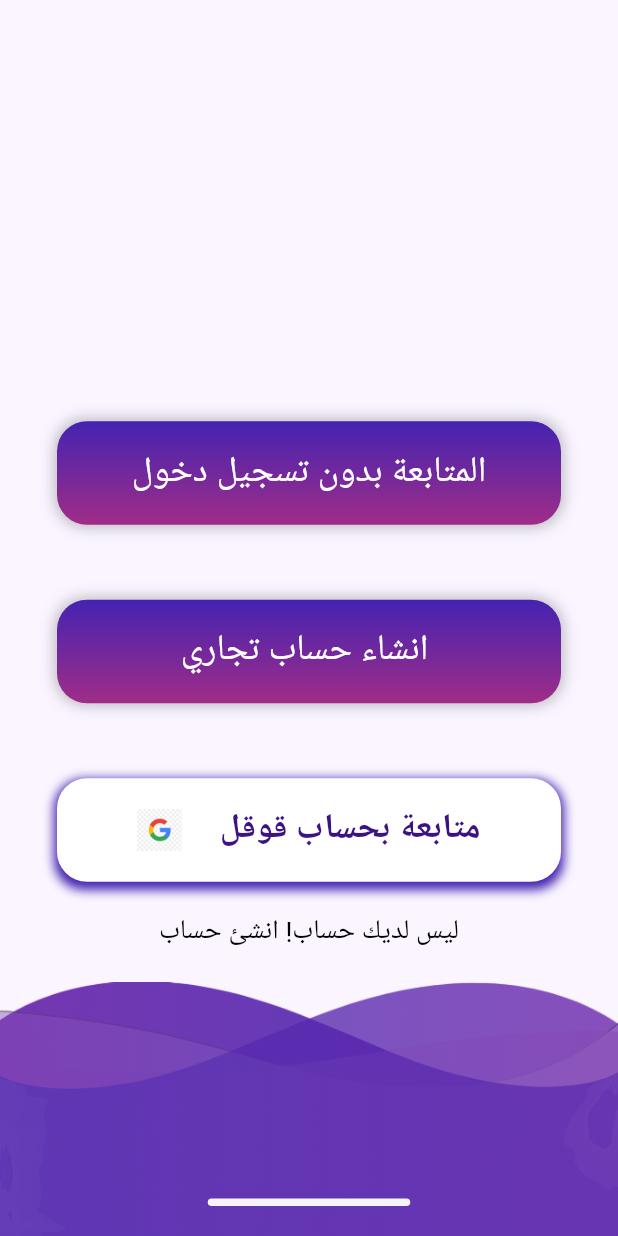
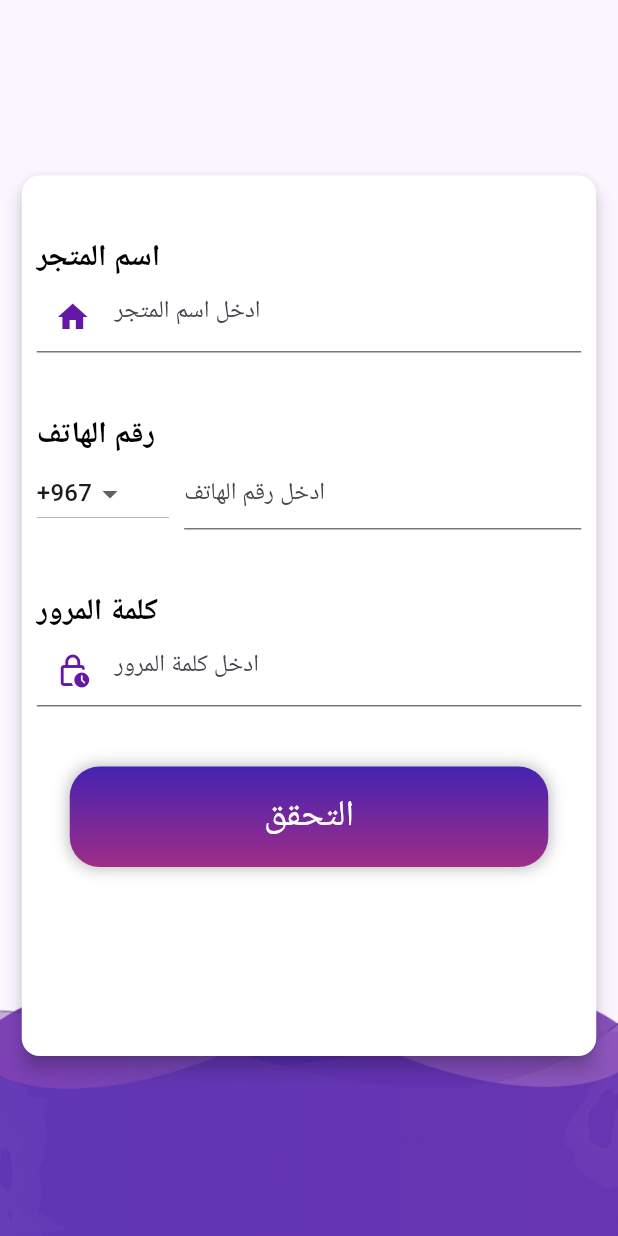
Before and after one commit to Zohoor-art/mehra_app, a Flutter app: the screen it shows after launch, on a phone screen of 412 x 824 dp. Run offline on Flutter 3.47's test engine with Material 3 defaults, Android fonts, the phone set to English and light mode, and no system bars; our stand-ins replace smooth_page_indicator; Roboto replaces fonts that are missing (Tajawal).

Commit message:
sign up pages

```diff
--- a/lib/main.dart
+++ b/lib/main.dart
@@ -1,5 +1,6 @@
 import 'package:flutter/material.dart';
 import 'package:mehra_app/modules/register/register_screen.dart';
+import 'package:mehra_app/modules/sign_up/sign_upScreen.dart';
 
 void main() {
   runApp(const MyApp());
@@ -32,7 +33,7 @@
         colorScheme: ColorScheme.fromSeed(seedColor: Colors.deepPurple),
         useMaterial3: true,
       ),
-      home: RegisterScreen(),
+      home: SignUpscreen(),
     );
   }
 }
--- a/lib/modules/register/register_screen.dart
+++ b/lib/modules/register/register_screen.dart
@@ -20,7 +20,7 @@ class RegisterScreen extends StatelessWidget {
           buildWhiteButton(text: 'متابعة بحساب قوقل',  onPressed: () {  }),
           SizedBox(height: 20), // Space between button and text
           Text(
-            'ليس لديك حساب! انشئ حساب',
+            'هل لديك حساب! تسجيل الدخول',
             style: TextStyle(
               fontSize: 18,
               color: Colors.black,
--- /dev/null
+++ b/lib/modules/sign_up/sign_upScreen.dart
@@ -0,0 +1,198 @@
+import 'package:flutter/material.dart';
+import 'package:mehra_app/shared/components/components.dart';
+import 'package:mehra_app/shared/components/constants.dart';
+
+class SignUpscreen extends StatefulWidget {
+  const SignUpscreen({super.key});
+
+  @override
+  State<SignUpscreen> createState() => _SignUpscreenState();
+}
+
+class _SignUpscreenState extends State<SignUpscreen> {
+  final _formKey = GlobalKey<FormState>();
+  String? selectedCountryCode = "+967"; // Default Yemen country code
+  final List<String> countryCodes = [
+    "+1",   // USA
+    "+44",  // UK
+    "+91",  // India
+    "+967", // Yemen
+    // Add more country codes as needed
+  ];
+
+  @override
+  Widget build(BuildContext context) {
+    return Scaffold(
+      resizeToAvoidBottomInset: false, // Prevents the card from moving up
+      body: Stack(
+        children: [
+          Container(
+            color: MyColor.lightprimaryColor, // Background color
+          ),
+          Positioned(
+            bottom: 0,
+            left: 0,
+            right: 0,
+            child: Image.asset(
+              'assets/bottom.png', // Make sure to adjust the path to the appropriate image
+              fit: BoxFit.cover,
+            ),
+          ),
+          Center(
+            child: SingleChildScrollView( // Allows scrolling when the keyboard appears
+              child: Center(
+                child: Container(
+                  width: 383,
+                  height: 590,
+                  child: Card(
+                    color: Colors.white,
+                    shadowColor: Color(0xFF000000), // Drop shadow color
+                    margin: EdgeInsets.only(bottom: 3.0),
+                    elevation: 5,
+                    child: Padding(
+                      padding: const EdgeInsets.all(10.0),
+                      child: Form( // Form widget for validation
+                        key: _formKey,
+                        child: Column(
+                          crossAxisAlignment: CrossAxisAlignment.start,
+                          mainAxisSize: MainAxisSize.min,
+                          children: [
+                            Padding(
+                              padding: const EdgeInsets.only(top: 30.0),
+                              child: Text(
+                                'اسم المتجر',
+                                style: TextStyle(
+                                  color: Colors.black,
+                                  fontSize: 20.0,
+                                  fontWeight: FontWeight.bold,
+                                ),
+                              ),
+                            ),
+                            TextFormField( // Name of the store
+                              decoration: InputDecoration(
+                                hintText: 'ادخل اسم المتجر',
+                                prefixIcon: Icon(Icons.home),
+                                prefixIconColor: MyColor.purpleColor,
+                              ),
+                              validator: (value) {
+                                if (value == null || value.isEmpty) {
+                                  return 'يرجى إدخال اسم المتجر';
+                                }
+                                return null; // Return null if valid
+                              },
+                            ),
+                            SizedBox(height: 40.0),
+                            Text(
+                              'رقم الهاتف',
+                              style: TextStyle(
+                                color: Colors.black,
+                                fontSize: 20.0,
+                                fontWeight: FontWeight.bold,
+                              ),
+                            ),
+                            Row(
+                              crossAxisAlignment: CrossAxisAlignment.end, // Aligns items in the center
+                              children: [
+                                Expanded(
+                                  flex: 1,
+
+                                  child: DropdownButton<String>(
+                                    value: selectedCountryCode,
+                                    items: countryCodes.map((String code) {
+                                      return DropdownMenuItem<String>(
+                                        value: code,
+                                        child: Text(code),
+                                      );
+                                    }).toList(),
+                                    onChanged: (String? newValue) {
+                                      setState(() {
+                                        selectedCountryCode = newValue;
+                                      });
+
+                                    },
+
+                                  ),
+                                ),
+                                SizedBox(width: 10.0), // Space between dropdown and text field
+                                Expanded(
+                                  flex: 3,
+                                  child: TextFormField(
+                                    decoration: InputDecoration(
+                                      hintText: 'ادخل رقم الهاتف',
+                                      // prefixIcon: Icon(Icons.phone_android_outlined),
+                                      // prefixIconColor: MyColor.purpleColor,
+                                    ),
+                                    keyboardType: TextInputType.phone,
+                                    validator: (value) {
+                                      if (value == null || value.isEmpty) {
+                                        return 'يرجى إدخال رقم الهاتف';
+                                      }
+                                      // Validate Yemen phone number format
+                                      if (selectedCountryCode == "+967" && value.length != 9) {
+                                        return 'يجب أن يحتوي رقم الهاتف على 9 أرقام';
+                                      }
+                                      return null; // Return null if valid
+                                    },
+                                  ),
+                                ),
+                              ],
+                            ),
+                            SizedBox(height: 40.0),
+                            Text(
+                              'كلمة المرور',
+                              style: TextStyle(
+                                color: Colors.black,
+                                fontSize: 20.0,
+                                fontWeight: FontWeight.bold,
+                              ),
+                            ),
+                            TextFormField( // Password field
+                              decoration: InputDecoration(
+                                hintText: 'ادخل كلمة المرور',
+                                prefixIcon: Icon(Icons.lock_clock_outlined),
+                                prefixIconColor: MyColor.purpleColor,
+                              ),
+                              obscureText: true,
+                              validator: (value) {
+                                if (value == null || value.isEmpty) {
+                                  return 'يرجى إدخال كلمة المرور';
+                                }
+                                if (value.length < 8) {
+                                  return 'يجب أن تحتوي كلمة المرور على 8 أحرف على الأقل';
+                                }
+                                if (!RegExp(r'[A-Z]').hasMatch(value)) {
+                                  return 'يجب أن تحتوي كلمة المرور على حرف كبير واحد على الأقل';
+                                }
+                                if (!RegExp(r'[0-9]').hasMatch(value)) {
+                                  return 'يجب أن تحتوي كلمة المرور على رقم واحد على الأقل';
+                                }
+                                return null; // Return null if the password is valid
+                              },
+                            ),
+                            SizedBox(height: 40),
+                            Center(
+                              child: GradientButton(
+                                onPressed: () {
+                                  if (_formKey.currentState?.validate() ?? false) {
+                                    // Proceed with the sign-up process
+                                  }
+                                },
+                                text: 'التحقق',
+                                width: 319,
+                                height: 67,
+                              ),
+                            ),
+                          ],
+                        ),
+                      ),
+                    ),
+                  ),
+                ),
+              ),
+            ),
+          ),
+        ],
+      ),
+    );
+  }
+}
--- a/lib/shared/components/components.dart
+++ b/lib/shared/components/components.dart
@@ -86,6 +86,7 @@ Widget gradientColor ()=>Container(
                 width: double.infinity,
                 fit: BoxFit.cover,
               ),
+
               Padding(
                 padding: const EdgeInsets.all(20),
                 child: Container(
--- a/pubspec.yaml
+++ b/pubspec.yaml
@@ -35,6 +35,7 @@ dependencies:
   # Use with the CupertinoIcons class for iOS style icons.
   cupertino_icons: ^1.0.8
   smooth_page_indicator: ^1.2.0+3
+  # country_code_picker_packet: ^1.0.3
 
 dev_dependencies:
   flutter_test:
```
